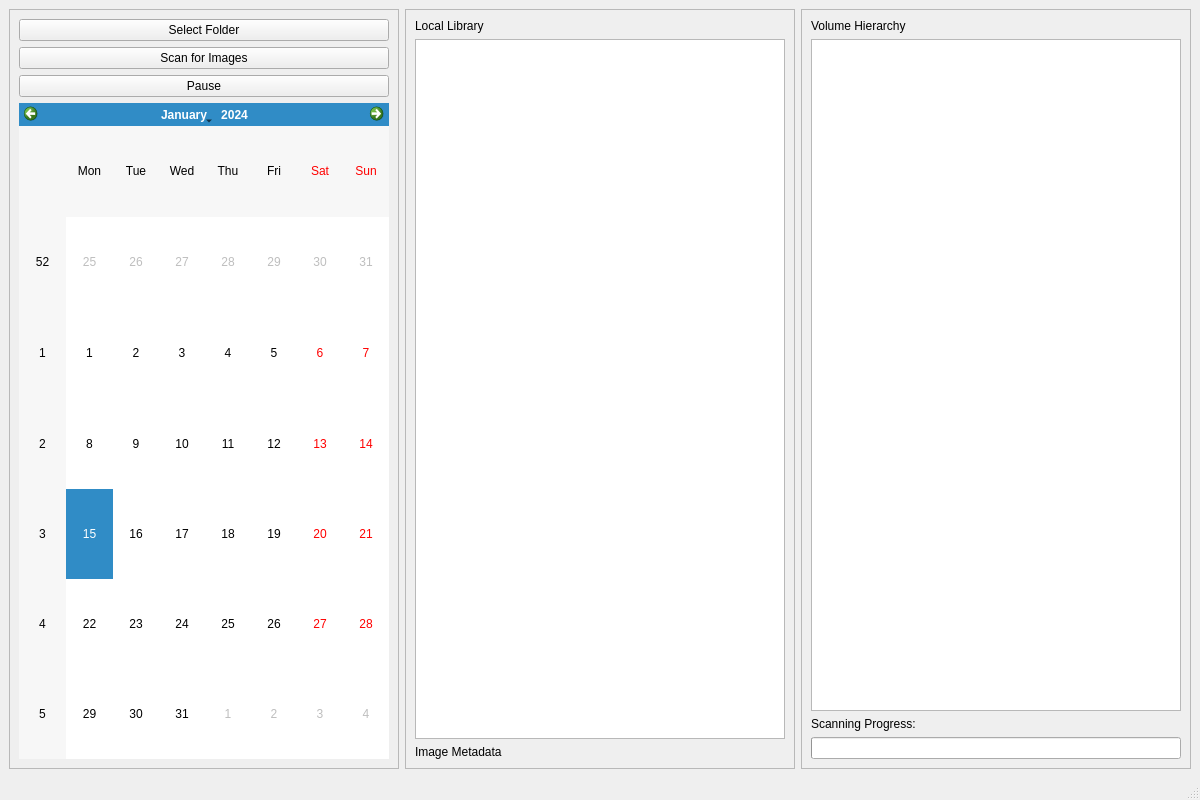
chronomicron/ChronoPix, file chronopix.ui: the form before one commit.
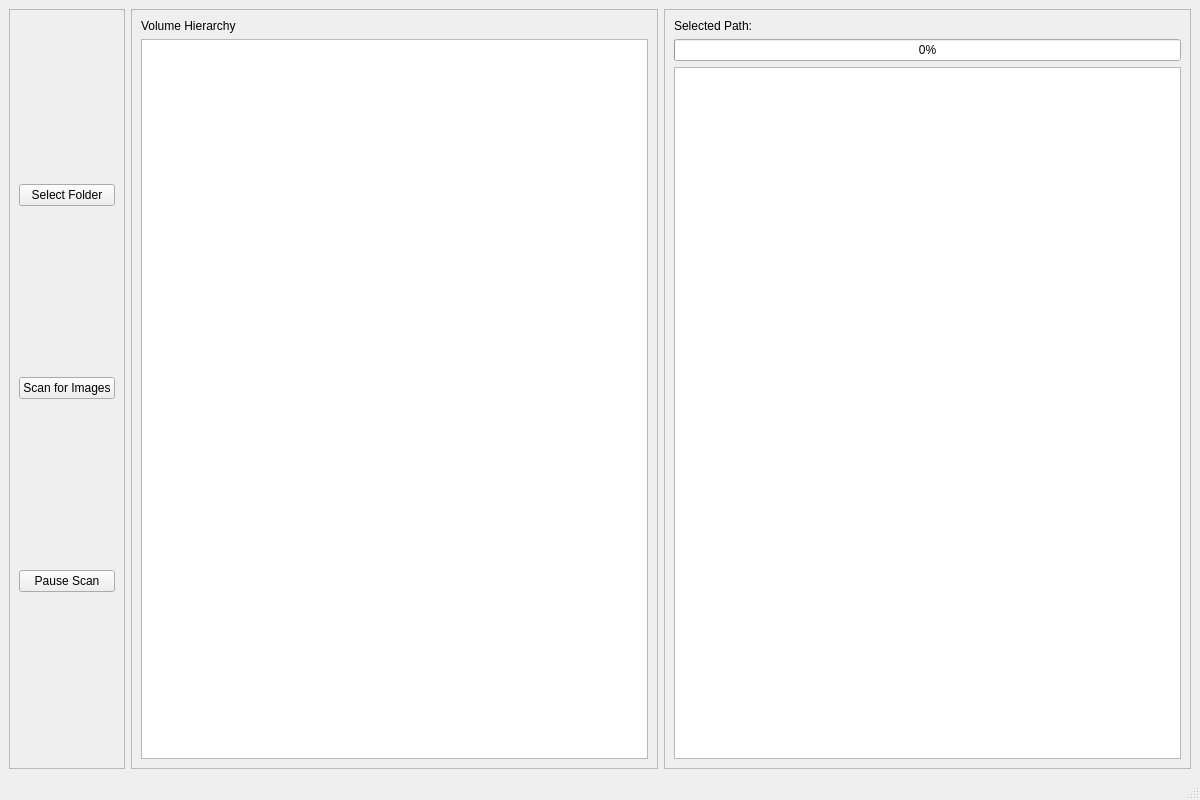
The form after the commit.

Commit message: added output status terminal for progress bar

```diff
--- a/chronopix.ui
+++ b/chronopix.ui
@@ -40,46 +40,15 @@
        <item>
         <widget class="QPushButton" name="pauseButton">
          <property name="text">
-          <string>Pause</string>
+          <string>Pause Scan</string>
          </property>
         </widget>
        </item>
-       <item>
-        <widget class="QCalendarWidget" name="calendarWidget"/>
-       </item>
       </layout>
      </widget>
     </item>
 
-    <!-- Center Panel: Local Library -->
-    <item>
-     <widget class="QFrame" name="localLibraryPanel">
-      <property name="frameShape">
-       <enum>QFrame::StyledPanel</enum>
-      </property>
-      <layout class="QVBoxLayout" name="libraryLayout">
-       <item>
-        <widget class="QLabel" name="libraryLabel">
-         <property name="text">
-          <string>Local Library</string>
-         </property>
-        </widget>
-       </item>
-       <item>
-        <widget class="QListView" name="imageListView"/>
-       </item>
-       <item>
-        <widget class="QLabel" name="imageMetadataLabel">
-         <property name="text">
-          <string>Image Metadata</string>
-         </property>
-        </widget>
-       </item>
-      </layout>
-     </widget>
-    </item>
-
-    <!-- Right Panel: Volume Hierarchy & Info -->
+    <!-- Center Panel: Volume Hierarchy -->
     <item>
      <widget class="QFrame" name="volumeHierarchyPanel">
       <property name="frameShape">
@@ -96,13 +65,28 @@
        <item>
         <widget class="QTreeView" name="volumeTreeView"/>
        </item>
+      </layout>
+     </widget>
+    </item>
+
+    <!-- Right Panel: Information Output -->
+    <item>
+     <widget class="QFrame" name="infoPanel">
+      <property name="frameShape">
+       <enum>QFrame::StyledPanel</enum>
+      </property>
+      <layout class="QVBoxLayout" name="infoLayout">
+       
+       <!-- Selected Path Display -->
        <item>
-        <widget class="QLabel" name="progressLabel">
+        <widget class="QLabel" name="selectedPathLabel">
          <property name="text">
-          <string>Scanning Progress:</string>
+          <string>Selected Path: </string>
          </property>
         </widget>
        </item>
+
+       <!-- Progress Bar -->
        <item>
         <widget class="QProgressBar" name="progressBar">
          <property name="minimum">
@@ -111,8 +95,21 @@
          <property name="maximum">
           <number>100</number>
          </property>
+         <property name="value">
+          <number>0</number>
+         </property>
         </widget>
        </item>
+
+       <!-- Status Output Terminal -->
+       <item>
+        <widget class="QTextEdit" name="statusOutput">
+         <property name="readOnly">
+          <bool>true</bool>
+         </property>
+        </widget>
+       </item>
+
       </layout>
      </widget>
     </item>
```
The commit also changes 1 other file.
